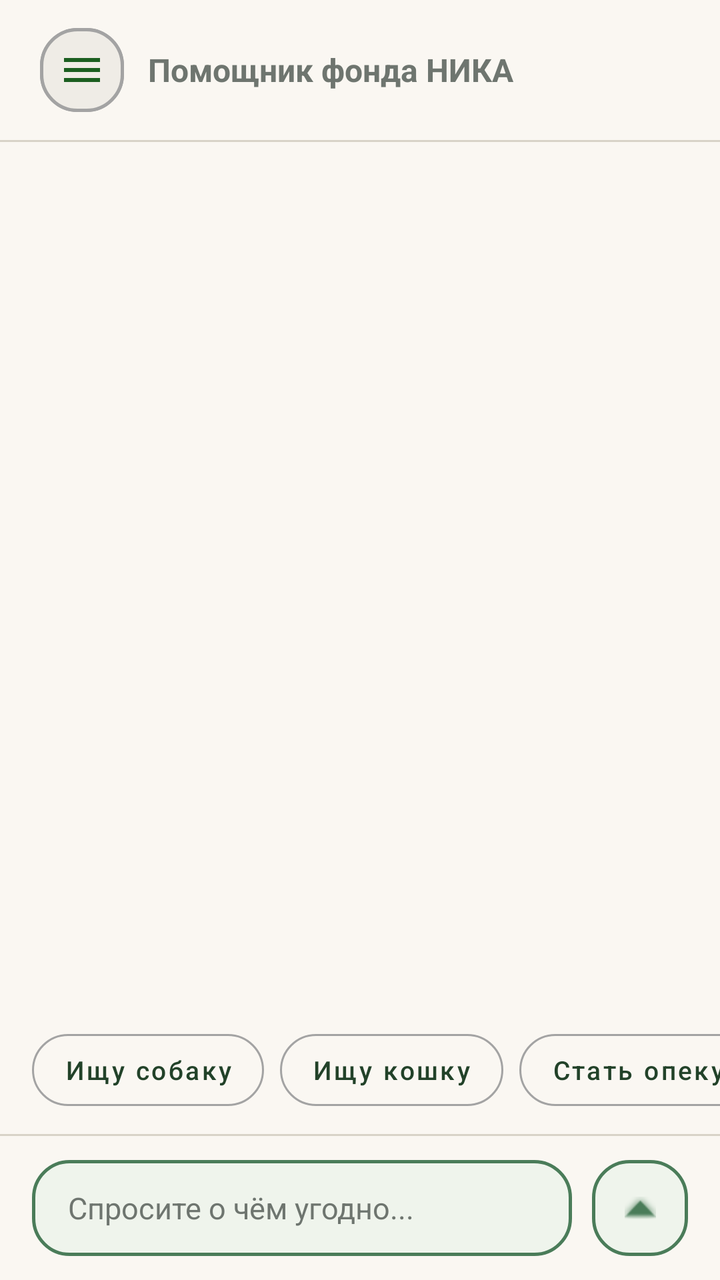
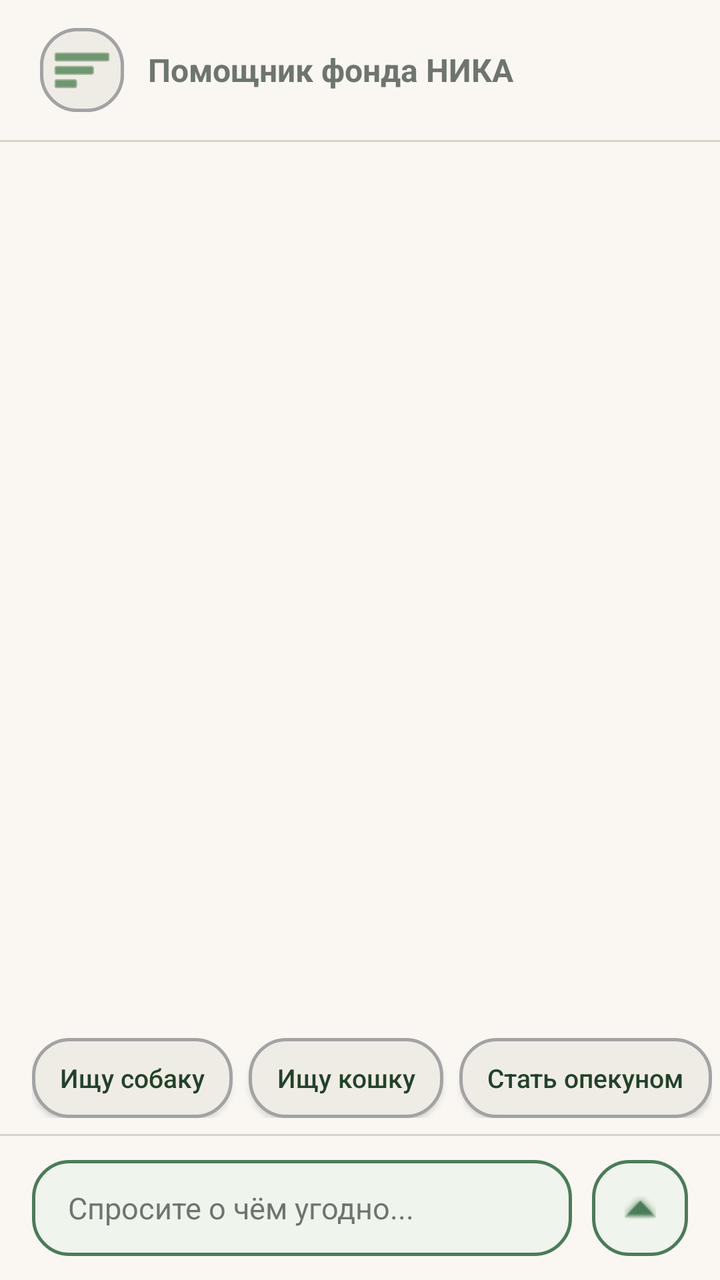

Screens rendered from an Android XML layout before and after an edit, with the pre-edit source and the edit as a unified diff.
<!-- AndroidManifest.xml: application theme Theme.FondNIKA -->
<!-- res/layout/chat.xml -->
<?xml version="1.0" encoding="utf-8"?>
<androidx.constraintlayout.widget.ConstraintLayout xmlns:android="http://schemas.android.com/apk/res/android"
    xmlns:app="http://schemas.android.com/apk/res-auto"
    xmlns:tools="http://schemas.android.com/tools"
    android:layout_width="match_parent"
    android:layout_height="match_parent"
    android:background="@color/chat_bg">

    
    <LinearLayout
        android:id="@+id/headerLayout"
        android:layout_width="0dp"
        android:layout_height="wrap_content"
        android:gravity="center_vertical"
        android:orientation="horizontal"
        android:paddingHorizontal="20dp"
        android:paddingVertical="14dp"
        app:layout_constraintEnd_toEndOf="parent"
        app:layout_constraintStart_toStartOf="parent"
        app:layout_constraintTop_toTopOf="parent">

        <FrameLayout
            android:layout_width="42dp"
            android:layout_height="42dp"
            android:background="@drawable/bg_log_input">

            <ImageButton
                android:id="@+id/triPoloski"
                android:layout_width="42dp"
                android:layout_height="42dp"
                android:background="@drawable/bg_log_input"
                android:contentDescription="@string/open_panel"
                android:src="@drawable/ic_menu"
                app:tint="#1B5E20" />

        </FrameLayout>

        <LinearLayout
            android:layout_width="wrap_content"
            android:layout_height="wrap_content"
            android:layout_marginStart="12dp"
            android:orientation="vertical">

            

            <TextView
                android:layout_width="wrap_content"
                android:layout_height="wrap_content"
                android:text="@string/bot_name"
                android:textColor="@color/text"
                android:textSize="16sp"
                android:textStyle="bold" />
        </LinearLayout>
    </LinearLayout>

    <View
        android:id="@+id/topDivider"
        android:layout_width="0dp"
        android:layout_height="1dp"
        android:background="@color/border_muted"
        app:layout_constraintEnd_toEndOf="parent"
        app:layout_constraintStart_toStartOf="parent"
        app:layout_constraintTop_toBottomOf="@id/headerLayout" />

    <androidx.recyclerview.widget.RecyclerView
        android:id="@+id/rvMessages"
        android:layout_width="0dp"
        android:layout_height="0dp"
        android:clipToPadding="false"
        android:padding="12dp"
        app:layout_constraintTop_toBottomOf="@id/topDivider"
        app:layout_constraintBottom_toTopOf="@id/quickRepliesScroll"
        app:layout_constraintStart_toStartOf="parent"
        app:layout_constraintEnd_toEndOf="parent" />

    
    <HorizontalScrollView
        android:id="@+id/quickRepliesScroll"
        android:layout_width="0dp"
        android:layout_height="wrap_content"
        android:clipToPadding="false"
        android:paddingHorizontal="16dp"
        android:paddingVertical="8dp"
        android:scrollbars="none"
        app:layout_constraintBottom_toTopOf="@id/bottomDivider"
        app:layout_constraintEnd_toEndOf="parent"
        app:layout_constraintStart_toStartOf="parent">

        <LinearLayout
            android:id="@+id/quickRepliesContainer"
            android:layout_width="wrap_content"
            android:layout_height="wrap_content"
            android:orientation="horizontal">

            <Button
                style="@style/Widget.MaterialComponents.Button.OutlinedButton"
                android:layout_width="wrap_content"
                android:layout_height="48dp"
                android:layout_marginEnd="8dp"
                android:text="@string/btn_find_dog"
                android:textAllCaps="false"
                android:textColor="@color/accent_green"
                android:textSize="13sp"
                app:cornerRadius="19dp"
                app:strokeColor="@color/light_text" />

            <Button
                style="@style/Widget.MaterialComponents.Button.OutlinedButton"
                android:layout_width="wrap_content"
                android:layout_height="48dp"
                android:layout_marginEnd="8dp"
                android:text="@string/btn_find_cat"
                android:textAllCaps="false"
                android:textColor="@color/accent_green"
                android:textSize="13sp"
                app:cornerRadius="19dp"
                app:strokeColor="@color/light_text" />

            <Button
                style="@style/Widget.MaterialComponents.Button.OutlinedButton"
                android:layout_width="wrap_content"
                android:layout_height="48dp"
                android:text="@string/become_an_owener"
                android:textAllCaps="false"
                android:textColor="@color/accent_green"
                android:textSize="13sp"
                app:cornerRadius="19dp"
                app:strokeColor="@color/light_text" />
        </LinearLayout>
    </HorizontalScrollView>


    
    <View
        android:id="@+id/bottomDivider"
        android:layout_width="0dp"
        android:layout_height="1dp"
        android:background="@color/border_muted"
        app:layout_constraintBottom_toTopOf="@id/inputLayout"
        app:layout_constraintEnd_toEndOf="parent"
        app:layout_constraintStart_toStartOf="parent" />

    
    <LinearLayout
        android:id="@+id/inputLayout"
        android:layout_width="0dp"
        android:layout_height="wrap_content"
        android:gravity="center_vertical"
        android:orientation="horizontal"
        android:paddingHorizontal="16dp"
        android:paddingVertical="12dp"
        app:layout_constraintBottom_toBottomOf="parent"
        app:layout_constraintEnd_toEndOf="parent"
        app:layout_constraintStart_toStartOf="parent">

        <EditText
            android:id="@+id/etMessage"
            android:layout_width="0dp"
            android:layout_height="48dp"
            android:layout_weight="1"
            android:background="@drawable/bg_chat_input"
            android:hint="@string/ask"
            android:inputType="textCapSentences|textMultiLine"
            android:maxLines="4"
            android:paddingHorizontal="18dp"
            android:textColor="@color/text"
            android:textColorHint="@color/text"
            android:textSize="15sp"/>

        <ImageButton
            android:id="@+id/btnSend"
            android:layout_width="48dp"
            android:layout_height="48dp"
            android:layout_marginStart="10dp"
            android:background="@drawable/bg_chat_input"
            android:contentDescription="@string/send"
            android:src="@android:drawable/arrow_up_float"
            app:tint="@color/status_green" />
    </LinearLayout>

</androidx.constraintlayout.widget.ConstraintLayout>
<!-- resources referenced by this layout -->
<resources>
  <color name="accent_green">#224229</color>
  <color name="border_muted">#D8D3C8</color>
  <color name="chat_bg">#FAF7F2</color>
  <color name="light_text">#A3A3A3</color>
  <color name="status_green">#4A7C59</color>
  <color name="text">#6E756F</color>
  <!-- drawable bg_chat_input (drawable) -->
  <?xml version="1.0" encoding="utf-8"?>
  <shape xmlns:android="http://schemas.android.com/apk/res/android"
      android:shape="rectangle">
  
      <solid android:color="@color/light_green" />
  
      <stroke
          android:width="1.5dp"
          android:color="@color/status_green" />
  
      <corners
          android:topLeftRadius="18dp"
          android:topRightRadius="18dp"
          android:bottomLeftRadius="18dp"
          android:bottomRightRadius="18dp" />
  </shape>
  <!-- drawable bg_log_input (drawable) -->
  <?xml version="1.0" encoding="utf-8"?>
  <shape xmlns:android="http://schemas.android.com/apk/res/android"
      android:shape="rectangle">
  
      <solid android:color="@color/panels" />
  
      <stroke
          android:width="1.5dp"
          android:color="@color/light_text" />
  
      <corners
          android:topLeftRadius="18dp"
          android:topRightRadius="18dp"
          android:bottomLeftRadius="18dp"
          android:bottomRightRadius="18dp" />
  </shape>
  <!-- drawable ic_menu (drawable) -->
  <?xml version="1.0" encoding="utf-8"?>
  <vector xmlns:android="http://android.com"
      android:width="24dp"
      android:height="24dp"
      android:viewportWidth="24"
      android:viewportHeight="24">
      <path
          android:fillColor="#1B5E20"
          android:pathData="M3,18h18v-2L3,16v2zM3,13h18v-2L3,11v2zM3,6v2h18L21,6L3,6z" />
  </vector>
  <string name="ask">Спросите о чём угодно...</string>
  <string name="become_an_owener">Стать опекуном</string>
  <string name="bot_name">Помощник фонда НИКА</string>
  <string name="btn_find_cat">Ищу кошку</string>
  <string name="btn_find_dog">Ищу собаку</string>
  <string name="open_panel">Открыть панель</string>
  <string name="send">Отправить</string>
  <style name="Theme.FondNIKA" parent="Base.Theme.FondNIKA" />
  <color name="light_green">#EFF4EC</color>
  <color name="panels">#EFECE6</color>
  <style name="Base.Theme.FondNIKA" parent="Theme.Material3.DayNight.NoActionBar">
          
          
      </style>
</resources>

<!-- the commit's change to res/layout/chat.xml (unified diff, before → after) -->
@@ -1,181 +1,303 @@
 <?xml version="1.0" encoding="utf-8"?>
-<androidx.constraintlayout.widget.ConstraintLayout xmlns:android="http://schemas.android.com/apk/res/android"
+<androidx.constraintlayout.widget.ConstraintLayout
+    xmlns:android="http://schemas.android.com/apk/res/android"
     xmlns:app="http://schemas.android.com/apk/res-auto"
-    xmlns:tools="http://schemas.android.com/tools"
+    xmlns:tools2="http://schemas.android.com/tools"
+    android:id="@+id/drawerLayout"
     android:layout_width="match_parent"
-    android:layout_height="match_parent"
-    android:background="@color/chat_bg">
+    android:layout_height="match_parent">
+
+
+
+    <androidx.constraintlayout.widget.ConstraintLayout
+        android:layout_width="match_parent"
+        android:layout_height="match_parent"
+        android:background="@color/chat_bg">
+
+        <LinearLayout
+            android:id="@+id/headerLayout"
+            android:layout_width="0dp"
+            android:layout_height="wrap_content"
+            android:gravity="center_vertical"
+            android:orientation="horizontal"
+            android:paddingHorizontal="20dp"
+            android:paddingVertical="14dp"
+            app:layout_constraintEnd_toEndOf="parent"
+            app:layout_constraintStart_toStartOf="parent"
+            app:layout_constraintTop_toTopOf="parent">
+
+            <FrameLayout
+                android:layout_width="42dp"
+                android:layout_height="42dp"
+                android:background="@drawable/bg_log_input">
+
+                <ImageButton
+                    android:id="@+id/triPoloski"
+                    android:layout_width="42dp"
+                    android:layout_height="42dp"
+                    android:background="@drawable/bg_log_input"
+                    android:contentDescription="@string/open_panel"
+                    android:src="@android:drawable/ic_menu_sort_by_size"
+                    app:tint="#1B5E20" />
+            </FrameLayout>
+
+            <LinearLayout
+                android:layout_width="wrap_content"
+                android:layout_height="wrap_content"
+                android:layout_marginStart="12dp"
+                android:orientation="vertical">
+
+                <TextView
+                    android:layout_width="wrap_content"
+                    android:layout_height="wrap_content"
+                    android:text="@string/bot_name"
+                    android:textColor="@color/text"
+                    android:textSize="16sp"
+                    android:textStyle="bold" />
+            </LinearLayout>
+        </LinearLayout>
+
+        <View
+            android:id="@+id/topDivider"
+            android:layout_width="0dp"
+            android:layout_height="1dp"
+            android:background="@color/border_muted"
+            app:layout_constraintEnd_toEndOf="parent"
+            app:layout_constraintStart_toStartOf="parent"
+            app:layout_constraintTop_toBottomOf="@id/headerLayout" />
+
+        <androidx.recyclerview.widget.RecyclerView
+            android:id="@+id/rvMessages"
+            android:layout_width="0dp"
+            android:layout_height="0dp"
+            android:clipToPadding="false"
+            android:padding="12dp"
+            app:layout_constraintBottom_toTopOf="@id/quickRepliesScroll"
+            app:layout_constraintEnd_toEndOf="parent"
+            app:layout_constraintStart_toStartOf="parent"
+            app:layout_constraintTop_toBottomOf="@id/topDivider" />
+
+        <HorizontalScrollView
+            android:id="@+id/quickRepliesScroll"
+            android:layout_width="0dp"
+            android:layout_height="wrap_content"
+            android:clipToPadding="false"
+            android:paddingHorizontal="16dp"
+            android:paddingVertical="8dp"
+            android:scrollbars="none"
+            app:layout_constraintBottom_toTopOf="@id/bottomDivider"
+            app:layout_constraintEnd_toEndOf="parent"
+            app:layout_constraintStart_toStartOf="parent">
+
+            <LinearLayout
+                android:id="@+id/quickRepliesContainer"
+                android:layout_width="wrap_content"
+                android:layout_height="wrap_content"
+                android:orientation="horizontal">
+
+                <androidx.appcompat.widget.AppCompatButton
+                    android:id="@+id/btnFindDog"
+                    android:layout_width="wrap_content"
+                    android:layout_height="40dp"
+                    android:layout_marginEnd="8dp"
+                    android:background="@drawable/bg_log_input"
+                    android:paddingHorizontal="14dp"
+                    android:text="@string/btn_find_dog"
+                    android:textAllCaps="false"
+                    android:textColor="@color/accent_green"
+                    android:textSize="13sp" />
+
+                <androidx.appcompat.widget.AppCompatButton
+                    android:id="@+id/btnFindCat"
+                    android:layout_width="wrap_content"
+                    android:layout_height="40dp"
+                    android:layout_marginEnd="8dp"
+                    android:background="@drawable/bg_log_input"
+                    android:paddingHorizontal="14dp"
+                    android:text="@string/btn_find_cat"
+                    android:textAllCaps="false"
+                    android:textColor="@color/accent_green"
+                    android:textSize="13sp" />
+
+                <androidx.appcompat.widget.AppCompatButton
+                    android:id="@+id/btnBecomeOwner"
+                    android:layout_width="wrap_content"
+                    android:layout_height="40dp"
+                    android:background="@drawable/bg_log_input"
+                    android:paddingHorizontal="14dp"
+                    android:text="@string/become_an_owener"
+                    android:textAllCaps="false"
+                    android:textColor="@color/accent_green"
+                    android:textSize="13sp" />
+            </LinearLayout>
+        </HorizontalScrollView>
+
+        <View
+            android:id="@+id/bottomDivider"
+            android:layout_width="0dp"
+            android:layout_height="1dp"
+            android:background="@color/border_muted"
+            app:layout_constraintBottom_toTopOf="@id/inputLayout"
+            app:layout_constraintEnd_toEndOf="parent"
+            app:layout_constraintStart_toStartOf="parent" />
+
+        <LinearLayout
+            android:id="@+id/inputLayout"
+            android:layout_width="0dp"
+            android:layout_height="wrap_content"
+            android:gravity="center_vertical"
+            android:orientation="horizontal"
+            android:paddingHorizontal="16dp"
+            android:paddingVertical="12dp"
+            app:layout_constraintBottom_toBottomOf="parent"
+            app:layout_constraintEnd_toEndOf="parent"
+            app:layout_constraintStart_toStartOf="parent">
+
+            <EditText
+                android:id="@+id/etMessage"
+                android:layout_width="0dp"
+                android:layout_height="48dp"
+                android:layout_weight="1"
+                android:autofillHints=""
+                android:background="@drawable/bg_chat_input"
+                android:hint="@string/ask"
+                android:inputType="textCapSentences|textMultiLine"
+                android:maxLines="4"
+                android:paddingHorizontal="18dp"
+                android:textColor="@color/text"
+                android:textColorHint="@color/text"
+                android:textSize="15sp" />
+
+            <ImageButton
+                android:id="@+id/btnSend"
+                android:layout_width="48dp"
+                android:layout_height="48dp"
+                android:layout_marginStart="10dp"
+                android:background="@drawable/bg_chat_input"
+                android:contentDescription="@string/send"
+                android:src="@android:drawable/arrow_up_float"
+                app:tint="@color/status_green" />
+        </LinearLayout>
+    </androidx.constraintlayout.widget.ConstraintLayout>
+
+    
+    
+    <View
+        android:id="@+id/menuOverlay"
+        android:layout_width="0dp"
+        android:layout_height="0dp"
+        android:background="#80000000"
+        android:clickable="true"
+        android:elevation="8dp"
+        android:focusable="true"
+        android:visibility="gone"
+        app:layout_constraintBottom_toBottomOf="parent"
+        app:layout_constraintEnd_toEndOf="parent"
+        app:layout_constraintStart_toStartOf="parent"
+        app:layout_constraintTop_toTopOf="parent" />
 
     
     <LinearLayout
-        android:id="@+id/headerLayout"
-        android:layout_width="0dp"
-        android:layout_height="wrap_content"
-        android:gravity="center_vertical"
-        android:orientation="horizontal"
-        android:paddingHorizontal="20dp"
-        android:paddingVertical="14dp"
-        app:layout_constraintEnd_toEndOf="parent"
+        android:id="@+id/sideMenuPanel"
+        android:layout_width="290dp"
+        android:layout_height="0dp"
+        android:background="#F8F7F2"
+        android:clickable="true"
+        android:elevation="12dp"
+        android:focusable="true"
+        android:orientation="vertical"
+        android:padding="20dp"
+        android:visibility="gone"
+        app:layout_constraintBottom_toBottomOf="parent"
         app:layout_constraintStart_toStartOf="parent"
         app:layout_constraintTop_toTopOf="parent">
 
-        <FrameLayout
-            android:layout_width="42dp"
-            android:layout_height="42dp"
-            android:background="@drawable/bg_log_input">
-
-            <ImageButton
-                android:id="@+id/triPoloski"
-                android:layout_width="42dp"
-                android:layout_height="42dp"
-                android:background="@drawable/bg_log_input"
-                android:contentDescription="@string/open_panel"
-                android:src="@drawable/ic_menu"
-                app:tint="#1B5E20" />
-
-        </FrameLayout>
-
-        <LinearLayout
+
+    <TextView
             android:layout_width="wrap_content"
             android:layout_height="wrap_content"
-            android:layout_marginStart="12dp"
-            android:orientation="vertical">
-
-            
+            android:layout_marginTop="16dp"
+            android:layout_marginBottom="24dp"
+            android:text="Фонд НИКА"
+            android:textColor="#1C241E"
+            android:textSize="22sp"
+            android:textStyle="bold" />
+
+        <androidx.appcompat.widget.AppCompatButton
+            android:id="@+id/menuProfile"
+            android:layout_width="match_parent"
+            android:layout_height="50dp"
+            android:layout_marginBottom="12dp"
+            android:background="@drawable/bg_krasivaya_knopka"
+            android:gravity="start|center_vertical"
+            android:paddingHorizontal="16dp"
+            android:text="Мой профиль"
+            android:textAllCaps="false"
+            android:textColor="@color/white"
+            android:textSize="15sp" />
+
+
+        <LinearLayout
+            android:id="@+id/menuOfficialSite"
+            android:layout_width="match_parent"
+            android:layout_height="50dp"
+            android:layout_marginBottom="12dp"
+            android:background="@drawable/bg_log_input"
+            android:clickable="true"
+            android:focusable="true"
+            android:gravity="start|center_vertical"
+            android:orientation="horizontal"
+            android:paddingHorizontal="16dp">
+
+            <TextView
+                android:layout_width="0dp"
+                android:layout_height="wrap_content"
+                android:layout_weight="1"
+                android:text="Официальный сайт фонда"
+                android:textColor="#1C241E"
+                android:textSize="15sp" />
 
             <TextView
                 android:layout_width="wrap_content"
                 android:layout_height="wrap_content"
-                android:text="@string/bot_name"
-                android:textColor="@color/text"
-                android:textSize="16sp"
+                android:text="↗"
+                android:textColor="#1B5E20"
+                android:textSize="18sp"
                 android:textStyle="bold" />
+
         </LinearLayout>
+
+
+        <LinearLayout
+            android:id="@+id/menuKotikiSobachki"
+            android:layout_width="match_parent"
+            android:layout_height="50dp"
+            android:layout_marginBottom="12dp"
+            android:background="@drawable/bg_log_input"
+            android:clickable="true"
+            android:focusable="true"
+            android:gravity="start|center_vertical"
+            android:orientation="horizontal"
+            android:paddingHorizontal="16dp">
+
+            <TextView
+                android:layout_width="0dp"
+                android:layout_height="wrap_content"
+                android:layout_weight="1"
+                android:text="Наши подопечные"
+                android:textColor="#1C241E"
+                android:textSize="15sp" />
+
+            <TextView
+                android:layout_width="wrap_content"
+                android:layout_height="wrap_content"
+                android:text="↗"
+                android:textColor="#1B5E20"
+                android:textSize="18sp"
+                android:textStyle="bold" />
+
+        </LinearLayout>
+
+
     </LinearLayout>
-
-    <View
-        android:id="@+id/topDivider"
-        android:layout_width="0dp"
-        android:layout_height="1dp"
-        android:background="@color/border_muted"
-        app:layout_constraintEnd_toEndOf="parent"
-        app:layout_constraintStart_toStartOf="parent"
-        app:layout_constraintTop_toBottomOf="@id/headerLayout" />
-
-    <androidx.recyclerview.widget.RecyclerView
-        android:id="@+id/rvMessages"
-        android:layout_width="0dp"
-        android:layout_height="0dp"
-        android:clipToPadding="false"
-        android:padding="12dp"
-        app:layout_constraintTop_toBottomOf="@id/topDivider"
-        app:layout_constraintBottom_toTopOf="@id/quickRepliesScroll"
-        app:layout_constraintStart_toStartOf="parent"
-        app:layout_constraintEnd_toEndOf="parent" />
-
-    
-    <HorizontalScrollView
-        android:id="@+id/quickRepliesScroll"
-        android:layout_width="0dp"
-        android:layout_height="wrap_content"
-        android:clipToPadding="false"
-        android:paddingHorizontal="16dp"
-        android:paddingVertical="8dp"
-        android:scrollbars="none"
-        app:layout_constraintBottom_toTopOf="@id/bottomDivider"
-        app:layout_constraintEnd_toEndOf="parent"
-        app:layout_constraintStart_toStartOf="parent">
-
-        <LinearLayout
-            android:id="@+id/quickRepliesContainer"
-            android:layout_width="wrap_content"
-            android:layout_height="wrap_content"
-            android:orientation="horizontal">
-
-            <Button
-                style="@style/Widget.MaterialComponents.Button.OutlinedButton"
-                android:layout_width="wrap_content"
-                android:layout_height="48dp"
-                android:layout_marginEnd="8dp"
-                android:text="@string/btn_find_dog"
-                android:textAllCaps="false"
-                android:textColor="@color/accent_green"
-                android:textSize="13sp"
-                app:cornerRadius="19dp"
-                app:strokeColor="@color/light_text" />
-
-            <Button
-                style="@style/Widget.MaterialComponents.Button.OutlinedButton"
-                android:layout_width="wrap_content"
-                android:layout_height="48dp"
-                android:layout_marginEnd="8dp"
-                android:text="@string/btn_find_cat"
-                android:textAllCaps="false"
-                android:textColor="@color/accent_green"
-                android:textSize="13sp"
-                app:cornerRadius="19dp"
-                app:strokeColor="@color/light_text" />
-
-            <Button
-                style="@style/Widget.MaterialComponents.Button.OutlinedButton"
-                android:layout_width="wrap_content"
-                android:layout_height="48dp"
-                android:text="@string/become_an_owener"
-                android:textAllCaps="false"
-                android:textColor="@color/accent_green"
-                android:textSize="13sp"
-                app:cornerRadius="19dp"
-                app:strokeColor="@color/light_text" />
-        </LinearLayout>
-    </HorizontalScrollView>
-
-
-    
-    <View
-        android:id="@+id/bottomDivider"
-        android:layout_width="0dp"
-        android:layout_height="1dp"
-        android:background="@color/border_muted"
-        app:layout_constraintBottom_toTopOf="@id/inputLayout"
-        app:layout_constraintEnd_toEndOf="parent"
-        app:layout_constraintStart_toStartOf="parent" />
-
-    
-    <LinearLayout
-        android:id="@+id/inputLayout"
-        android:layout_width="0dp"
-        android:layout_height="wrap_content"
-        android:gravity="center_vertical"
-        android:orientation="horizontal"
-        android:paddingHorizontal="16dp"
-        android:paddingVertical="12dp"
-        app:layout_constraintBottom_toBottomOf="parent"
-        app:layout_constraintEnd_toEndOf="parent"
-        app:layout_constraintStart_toStartOf="parent">
-
-        <EditText
-            android:id="@+id/etMessage"
-            android:layout_width="0dp"
-            android:layout_height="48dp"
-            android:layout_weight="1"
-            android:background="@drawable/bg_chat_input"
-            android:hint="@string/ask"
-            android:inputType="textCapSentences|textMultiLine"
-            android:maxLines="4"
-            android:paddingHorizontal="18dp"
-            android:textColor="@color/text"
-            android:textColorHint="@color/text"
-            android:textSize="15sp"/>
-
-        <ImageButton
-            android:id="@+id/btnSend"
-            android:layout_width="48dp"
-            android:layout_height="48dp"
-            android:layout_marginStart="10dp"
-            android:background="@drawable/bg_chat_input"
-            android:contentDescription="@string/send"
-            android:src="@android:drawable/arrow_up_float"
-            app:tint="@color/status_green" />
-    </LinearLayout>
-
 </androidx.constraintlayout.widget.ConstraintLayout>
<!-- resource entries referenced after the edit -->
@@ -6,6 +6,7 @@
   <color name="light_text">#A3A3A3</color>
   <color name="status_green">#4A7C59</color>
   <color name="text">#6E756F</color>
+  <color name="white">#FFFFFFFF</color>
   <!-- drawable bg_chat_input (drawable) -->
   <?xml version="1.0" encoding="utf-8"?>
   <shape xmlns:android="http://schemas.android.com/apk/res/android"
@@ -16,6 +17,23 @@
       <stroke
           android:width="1.5dp"
           android:color="@color/status_green" />
+  
+      <corners
+          android:topLeftRadius="18dp"
+          android:topRightRadius="18dp"
+          android:bottomLeftRadius="18dp"
+          android:bottomRightRadius="18dp" />
+  </shape>
+  <!-- drawable bg_krasivaya_knopka (drawable) -->
+  <?xml version="1.0" encoding="utf-8"?>
+  <shape xmlns:android="http://schemas.android.com/apk/res/android"
+      android:shape="rectangle">
+  
+      <solid android:color="@color/acsent" />
+  
+      <stroke
+          android:width="1.5dp"
+          android:color="@color/acsent" />
   
       <corners
           android:topLeftRadius="18dp"
@@ -40,17 +58,6 @@
           android:bottomLeftRadius="18dp"
           android:bottomRightRadius="18dp" />
   </shape>
-  <!-- drawable ic_menu (drawable) -->
-  <?xml version="1.0" encoding="utf-8"?>
-  <vector xmlns:android="http://android.com"
-      android:width="24dp"
-      android:height="24dp"
-      android:viewportWidth="24"
-      android:viewportHeight="24">
-      <path
-          android:fillColor="#1B5E20"
-          android:pathData="M3,18h18v-2L3,16v2zM3,13h18v-2L3,11v2zM3,6v2h18L21,6L3,6z" />
-  </vector>
   <string name="ask">Спросите о чём угодно...</string>
   <string name="become_an_owener">Стать опекуном</string>
   <string name="bot_name">Помощник фонда НИКА</string>
@@ -60,6 +67,7 @@
   <string name="send">Отправить</string>
   <style name="Theme.FondNIKA" parent="Base.Theme.FondNIKA" />
   <color name="light_green">#EFF4EC</color>
+  <color name="acsent">#3F7845</color>
   <color name="panels">#EFECE6</color>
   <style name="Base.Theme.FondNIKA" parent="Theme.Material3.DayNight.NoActionBar">
           
